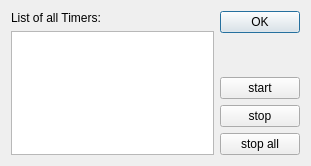
This is Qitom/ui/dialogTimerManager.ui in itom-project/itom as Qt 5 draws it before an edit. The edited form follows.
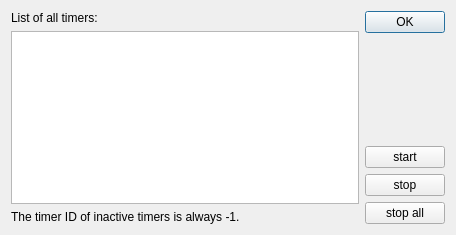
This is the edited form.

Commit message: :class:`itom.timer` accept now lambda and partialfunc callback functions. Redesign of the timer manager dialog (class DialogTimerManager) to avoid race conditions if the timers are deleted or changed by Python while the dialog is opened. While the dialog is opened, all timers are continuously monitored to updated their activity state and timerID.

What changed in the file:
```diff
--- a/Qitom/ui/dialogTimerManager.ui
+++ b/Qitom/ui/dialogTimerManager.ui
@@ -6,8 +6,8 @@
    <rect>
     <x>0</x>
     <y>0</y>
-    <width>311</width>
-    <height>166</height>
+    <width>456</width>
+    <height>235</height>
    </rect>
   </property>
   <property name="windowTitle">
@@ -19,14 +19,17 @@
      <item>
       <widget class="QLabel" name="label">
        <property name="text">
-        <string>List of all Timers:</string>
+        <string>List of all timers:</string>
        </property>
       </widget>
      </item>
      <item>
-      <widget class="QListWidget" name="listWidget">
-       <property name="selectionMode">
-        <enum>QAbstractItemView::ExtendedSelection</enum>
+      <widget class="QListView" name="listView"/>
+     </item>
+     <item>
+      <widget class="QLabel" name="label_2">
+       <property name="text">
+        <string>The timer ID of inactive timers is always -1.</string>
        </property>
       </widget>
      </item>
```
Left out of the diff: 19 changed lines with no effect on the pictures. The commit also changes 9 other files.
